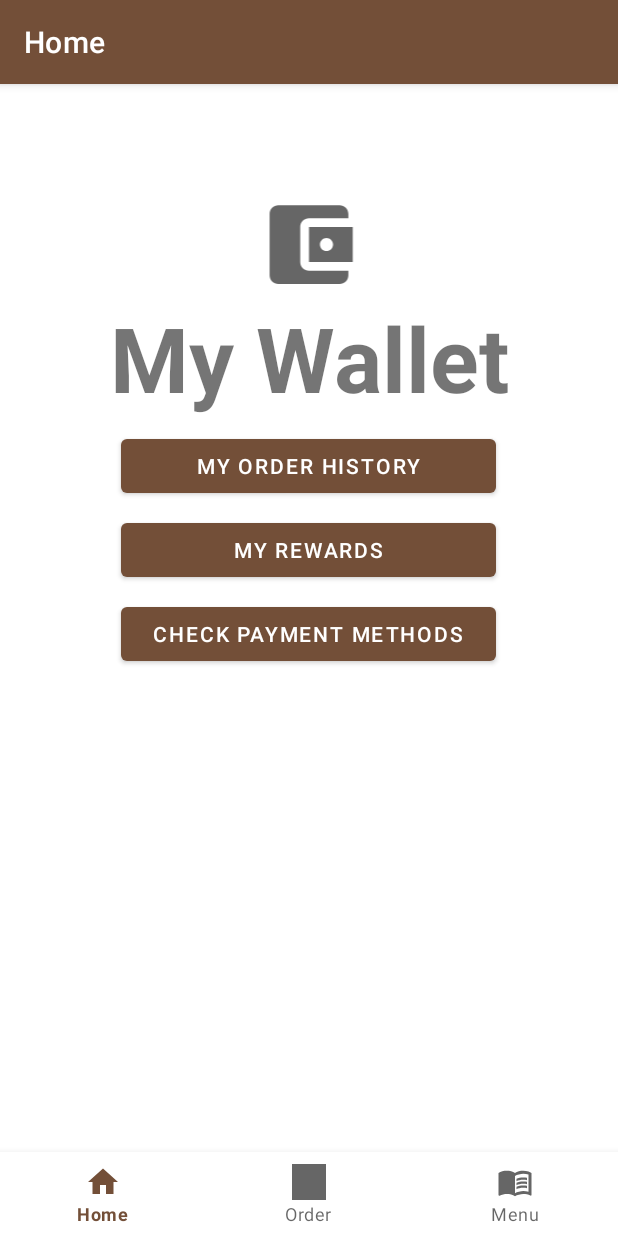
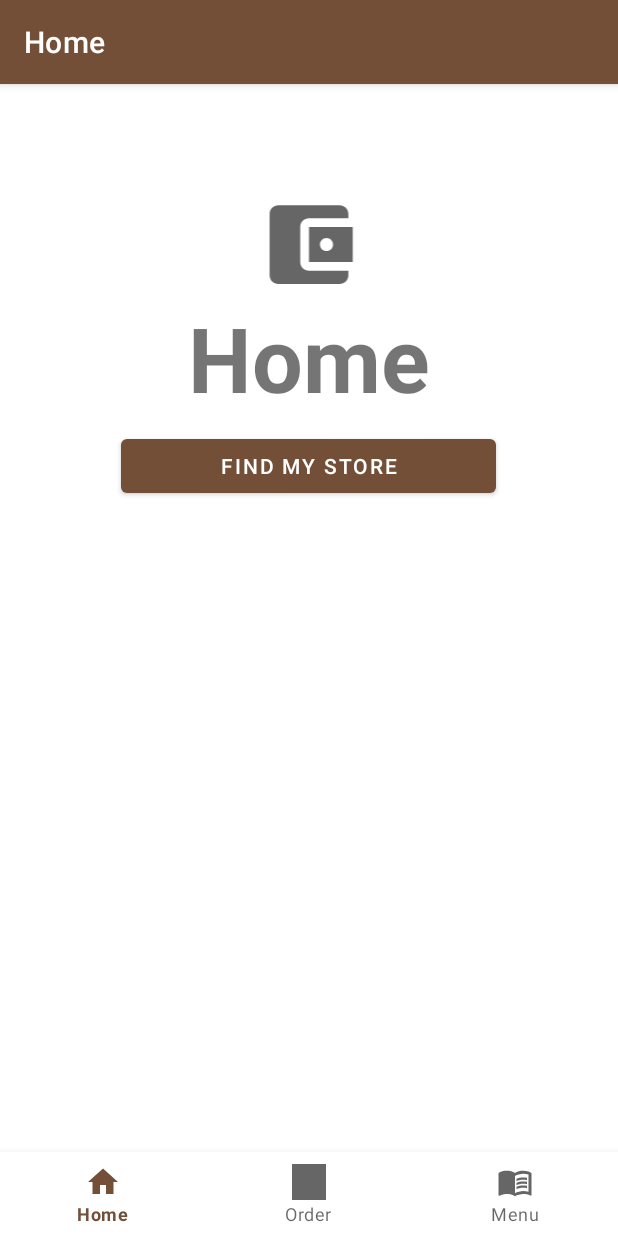
Before and after one commit to morganmschultz/CoffeeShopBeta, an Android app: the screen it shows after launch (MainActivity), on a phone screen of 412 x 824 dp. Run offline under Robolectric (Android 15) with nearby library versions, the phone set to English and light mode, and no system bars; our stand-ins replace navigation-ui.

Commit message:
Tweaked Home Page

```diff
--- a/app/src/main/res/layout/fragment_home.xml
+++ b/app/src/main/res/layout/fragment_home.xml
@@ -75,23 +75,6 @@
                 android:minWidth="@dimen/order_cupcake_button_width"
                 android:text="@string/my_order_history" />
 
-            <Button
-                android:id="@+id/my_rewards"
-                android:layout_width="wrap_content"
-                android:layout_height="wrap_content"
-                android:layout_gravity="center_horizontal"
-                android:layout_marginTop="@dimen/margin_between_elements"
-                android:minWidth="@dimen/order_cupcake_button_width"
-                android:text="@string/my_rewards" />
-
-            <Button
-                android:id="@+id/check_payment_methods"
-                android:layout_width="wrap_content"
-                android:layout_height="wrap_content"
-                android:layout_gravity="center_horizontal"
-                android:layout_marginTop="@dimen/margin_between_elements"
-                android:minWidth="@dimen/order_cupcake_button_width"
-                android:text="@string/check_payment_methods" />
         </LinearLayout>
     </ScrollView>
 
--- a/app/src/main/res/values/strings.xml
+++ b/app/src/main/res/values/strings.xml
@@ -27,11 +27,11 @@
     <string name="new_cupcake_order">New Cupcake Order</string>
     <string name="order_details">Quantity: %1$s cupcakes \n Flavor: %2$s \nPickup date: %3$s \n
         Total: %4$s \n\n Thank you!</string>
-    <string name="my_order_history">My Order History</string>
+    <string name="my_order_history">Find My Store</string>
     <string name="my_rewards">My Rewards</string>
     <string name="check_payment_methods">Check Payment Methods</string>
     <string name="wallet">wallet</string>
-    <string name="my_wallet">My Wallet</string>
+    <string name="my_wallet">Home</string>
     <string name="choose_coffee">Coffee Goods</string>
     <string name="choose_baking">Start Order</string>
     <string name="coffees">Coffees</string>
```
